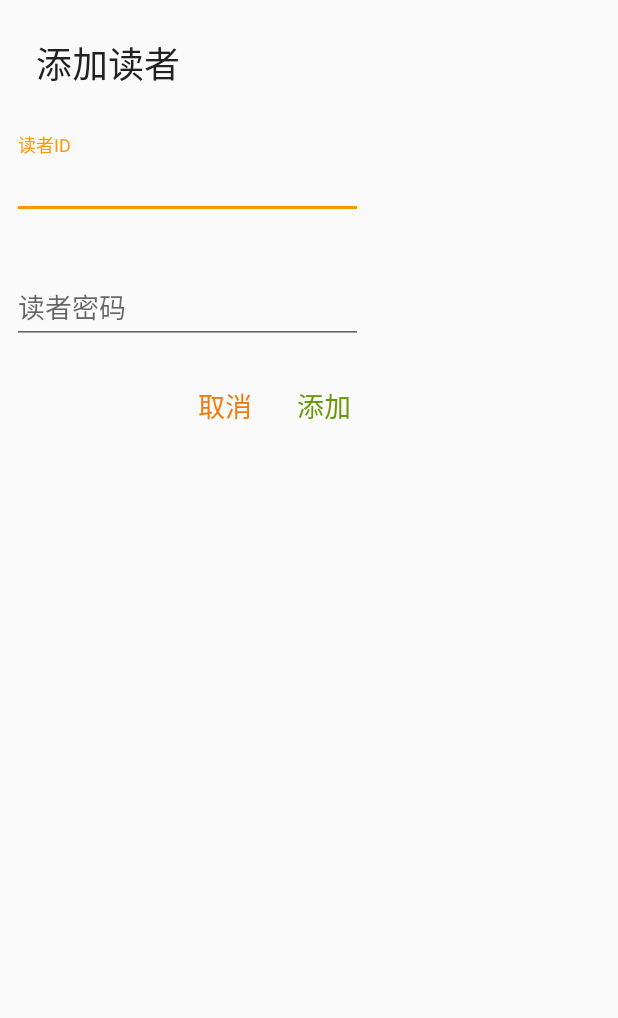
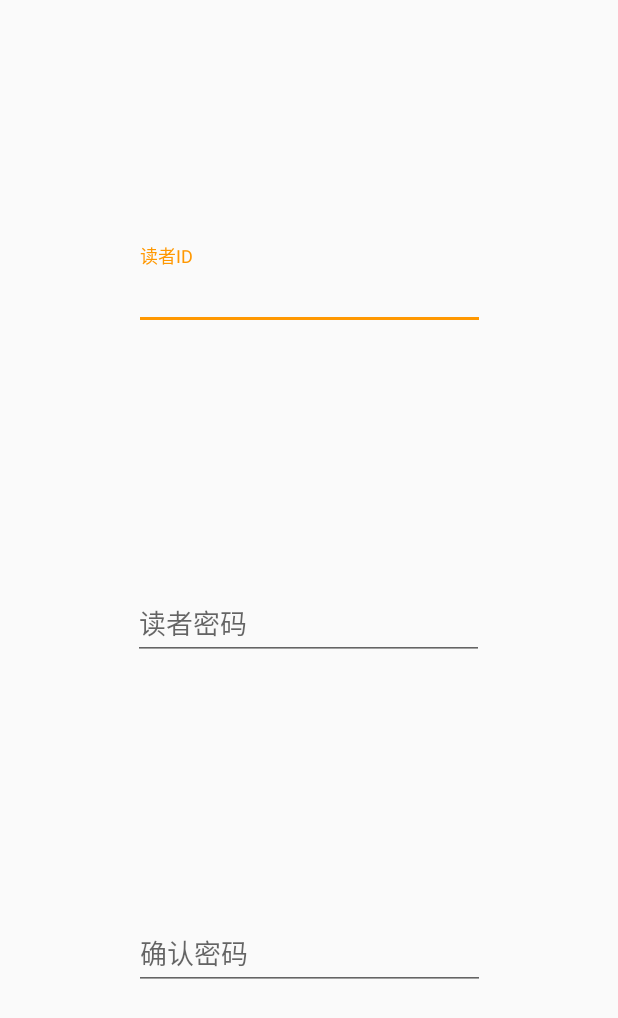
Before and after one commit to Ericwyn/LibraryMS, an Android app: the layout add_reader_dialog.xml on its own in the app's theme, with its tools: preview values and no code run, on a phone screen of 412 x 824 dp. Shown: the top 1018 px of the screen. Run offline under Robolectric (Android 15) with nearby library versions, the phone set to English and light mode, and no system bars.

Commit message:
再上一个修改之中我修改了BookId的数据格式，这次修改则解决了reader数据的增加问题，想来自己当初一定是脑子被门夹了，才会把数据库里readerId和BookId的数据格式设置成Integer...

```diff
--- a/managerApp/src/main/java/com/ericwyn/libraryms/BaseDataManagerFragment.java
+++ b/managerApp/src/main/java/com/ericwyn/libraryms/BaseDataManagerFragment.java
@@ -1,23 +1,29 @@
 package com.ericwyn.libraryms;
 
+import android.content.DialogInterface;
 import android.os.Bundle;
 import android.support.annotation.Nullable;
 import android.support.design.widget.TabLayout;
+import android.support.design.widget.TextInputLayout;
 import android.support.v4.app.Fragment;
 import android.support.v4.app.FragmentManager;
 import android.support.v4.app.FragmentPagerAdapter;
 import android.support.v4.view.ViewPager;
+import android.support.v7.app.AlertDialog;
 import android.view.LayoutInflater;
 import android.view.View;
 import android.view.ViewGroup;
+import android.widget.Toast;
 
 import com.ericwyn.libraryms.ChildFragment.baseDataM.BookManagerFragment;
 import com.ericwyn.libraryms.ChildFragment.baseDataM.ReaderManagerFragment;
 import com.ericwyn.libraryms.ChildFragment.baseDataM.SortManagerFragment;
+import com.ericwyn.libraryms.dbUtil.dbHelper.ReaderDBHelper;
 import com.getbase.floatingactionbutton.FloatingActionButton;
 import com.getbase.floatingactionbutton.FloatingActionsMenu;
 
 import java.util.ArrayList;
+import java.util.HashMap;
 import java.util.List;
 
 /**
@@ -39,7 +45,7 @@ public class BaseDataManagerFragment extends Fragment{
     @Override
     public View onCreateView(LayoutInflater inflater, @Nullable ViewGroup container, @Nullable Bundle savedInstanceState) {
 
-        View view=inflater.inflate(R.layout.fragment_base_data, container, false);
+        final View view=inflater.inflate(R.layout.fragment_base_data, container, false);
         //初始化Tablayout
         tabLayout=(TabLayout)view.findViewById(R.id.tabLayout_baseDataFragment);
         //初始化ViewPager
@@ -58,10 +64,51 @@ public class BaseDataManagerFragment extends Fragment{
         addAReader=(FloatingActionButton)view.findViewById(R.id.fab_newReader_basedataFragment);
         addASort=(FloatingActionButton)view.findViewById(R.id.fab_newSort_basedataFragment);
         addByScanner=(FloatingActionButton)view.findViewById(R.id.fab_sanner_basedataFragent);
-        addABook.setOnClickListener(new View.OnClickListener() {
+        addAReader.setOnClickListener(new View.OnClickListener() {
             @Override
             public void onClick(View v) {
                 floatingActionsMenu.toggle();
+                LayoutInflater inflater=getActivity().getLayoutInflater();
+                View dialog=inflater.inflate(R.layout.add_reader_dialog,(ViewGroup)view.findViewById(R.id.reader_dialog_datebaseManager));
+                final TextInputLayout readerId=(TextInputLayout)dialog.findViewById(R.id.textInputLayout_readerId_addReaderDialog);
+                final TextInputLayout readerPw=(TextInputLayout)dialog.findViewById(R.id.textInputLayout_readerPw_addReaderDialog);
+                final TextInputLayout readerPwEnsure=(TextInputLayout)dialog.findViewById(R.id.textInputLayout_readerPwEnsure_addReaderDialog);
+                final AlertDialog.Builder builder=new AlertDialog.Builder(getActivity());
+                builder.setTitle("新增读者");
+                builder.setPositiveButton("确定", new DialogInterface.OnClickListener() {
+                    @Override
+                    public void onClick(DialogInterface dialog, int which) {
+                        ArrayList<HashMap<String,Object>> maps=new ArrayList<HashMap<String, Object>>();
+                        HashMap<String,Object> map=new HashMap<String, Object>();
+                        String readerIdFlag=readerId.getEditText().getText().toString();
+                        String readerPwFlag=readerPw.getEditText().getText().toString();
+                        String readerPwEnsureFlag=readerPwEnsure.getEditText().getText().toString();
+                        if(readerPwFlag.equals(readerPwEnsureFlag)){
+                            if(!readerIdFlag.equals("") && !readerPwFlag.equals("")){
+                                map.put("readerId",Integer.parseInt(readerIdFlag));
+                                map.put("readerPw",readerPwFlag);
+                                maps.add(map);
+                                if(ReaderDBHelper.addReaders(getActivity(),maps)!=-1){
+                                    Toast.makeText(getActivity(),"新增读者"+readerIdFlag+"数据成功",Toast.LENGTH_SHORT).show();
+                                }else {
+                                    Toast.makeText(getActivity(),"新增读者数据失败，请检查",Toast.LENGTH_SHORT).show();
+                                }
+                            }else {
+                                Toast.makeText(getActivity(),"请填写读者Id与对应密码",Toast.LENGTH_LONG).show();
+                            }
+                        }else {
+                            Toast.makeText(getActivity(),"新增读者数据失败，输入密码不一致",Toast.LENGTH_LONG).show();
+                        }
+                    }
+                });
+                builder.setNegativeButton("取消", new DialogInterface.OnClickListener() {
+                    @Override
+                    public void onClick(DialogInterface dialog, int which) {
+
+                    }
+                });
+                builder.setView(dialog);
+                builder.show();
 
             }
         });
--- a/managerApp/src/main/java/com/ericwyn/libraryms/dbUtil/dbHelper/ReaderDBHelper.java
+++ b/managerApp/src/main/java/com/ericwyn/libraryms/dbUtil/dbHelper/ReaderDBHelper.java
@@ -25,6 +25,7 @@ public class ReaderDBHelper{
      * @return  返回状态代码
      */
     public static int addReaders(Context context,ArrayList<HashMap<String,Object>> maps){
+        try {
             DbHelper dbHelper=new DbHelper(context,DbHelper.DB_NAME,null,1);
             SQLiteDatabase db=dbHelper.getWritableDatabase();
             for(HashMap<String ,Object> map:maps){
@@ -35,6 +36,10 @@ public class ReaderDBHelper{
                 values.put("readerPw",readerPw);
                 db.insert(TABLE_NAME,null,values);
                 values.clear();
+            }
+        }catch (Exception e){
+            e.printStackTrace();
+            return -1;
         }
         return 0;
     }
--- a/managerApp/src/main/res/layout/add_reader_dialog.xml
+++ b/managerApp/src/main/res/layout/add_reader_dialog.xml
@@ -2,88 +2,67 @@
 <android.support.constraint.ConstraintLayout xmlns:android="http://schemas.android.com/apk/res/android"
                                              xmlns:app="http://schemas.android.com/apk/res-auto"
                                              xmlns:tools="http://schemas.android.com/tools"
-                                             android:layout_width="250dp"
-                                             android:layout_height="300dp"
-                                             android:orientation="vertical">
+                                             android:layout_width="match_parent"
+                                             android:layout_height="match_parent"
+                                             android:orientation="vertical"
+    android:id="@+id/reader_dialog_datebaseManager">
 
-    <TextView
-        android:id="@+id/add_btn_addreaderdialog"
-        android:layout_width="wrap_content"
-        android:layout_height="wrap_content"
-        android:layout_marginBottom="16dp"
-        android:layout_marginLeft="16dp"
-        android:layout_marginRight="16dp"
-        android:layout_marginTop="16dp"
-        android:text="TextView"
-        android:textColor="@android:color/holo_green_dark"
-        android:textSize="18sp"
-        app:layout_constraintBottom_toBottomOf="parent"
-        app:layout_constraintHorizontal_bias="1.0"
-        app:layout_constraintLeft_toLeftOf="parent"
-        app:layout_constraintRight_toRightOf="parent"
-        app:layout_constraintTop_toTopOf="parent"
-        app:layout_constraintVertical_bias="1.0"
-        tools:text="添加"
-        android:layout_marginStart="16dp"
-        android:layout_marginEnd="16dp"/>
+    <!--<TextView-->
+        <!--android:id="@+id/add_btn_addreaderdialog"-->
+        <!--android:layout_width="wrap_content"-->
+        <!--android:layout_height="wrap_content"-->
+        <!--android:layout_marginBottom="16dp"-->
+        <!--android:layout_marginEnd="16dp"-->
+        <!--android:layout_marginLeft="16dp"-->
+        <!--android:layout_marginRight="16dp"-->
+        <!--android:layout_marginStart="16dp"-->
+        <!--android:layout_marginTop="16dp"-->
+        <!--android:text="TextView"-->
+        <!--android:textColor="@android:color/holo_green_dark"-->
+        <!--android:textSize="18sp"-->
+        <!--app:layout_constraintBottom_toBottomOf="parent"-->
+        <!--app:layout_constraintHorizontal_bias="1.0"-->
+        <!--app:layout_constraintLeft_toLeftOf="parent"-->
+        <!--app:layout_constraintRight_toRightOf="parent"-->
+        <!--app:layout_constraintTop_toTopOf="parent"-->
+        <!--app:layout_constraintVertical_bias="1.0"-->
+        <!--tools:text="添加"/>-->
 
-    <TextView
-        android:id="@+id/textView5"
-        android:layout_width="wrap_content"
-        android:layout_height="wrap_content"
-        android:layout_marginBottom="16dp"
-        android:layout_marginLeft="16dp"
-        android:layout_marginRight="30dp"
-        android:layout_marginTop="16dp"
-        android:text="TextView"
-        android:textColor="?android:attr/colorMultiSelectHighlight"
-        android:textSize="18sp"
-        app:layout_constraintBottom_toBottomOf="parent"
-        app:layout_constraintHorizontal_bias="1.0"
-        app:layout_constraintLeft_toLeftOf="parent"
-        app:layout_constraintRight_toLeftOf="@+id/add_btn_addreaderdialog"
-        app:layout_constraintTop_toTopOf="parent"
-        app:layout_constraintVertical_bias="1.0"
-        tools:text="取消"
-        android:layout_marginStart="16dp"
-        android:layout_marginEnd="30dp"/>
-
-    <TextView
-        android:id="@+id/textView6"
-        android:layout_width="wrap_content"
-        android:layout_height="wrap_content"
-        android:layout_marginBottom="24dp"
-        android:layout_marginLeft="24dp"
-        android:layout_marginRight="24dp"
-        android:layout_marginTop="24dp"
-        android:text="TextView"
-        android:textColor="@color/primary_text"
-        android:textSize="24sp"
-        app:layout_constraintBottom_toBottomOf="parent"
-        app:layout_constraintHorizontal_bias="0.0"
-        app:layout_constraintLeft_toLeftOf="parent"
-        app:layout_constraintRight_toRightOf="parent"
-        app:layout_constraintTop_toTopOf="parent"
-        app:layout_constraintVertical_bias="0.0"
-        tools:text="添加读者"
-        android:layout_marginStart="24dp"
-        android:layout_marginEnd="24dp"/>
+    <!--<TextView-->
+        <!--android:id="@+id/textView5"-->
+        <!--android:layout_width="wrap_content"-->
+        <!--android:layout_height="wrap_content"-->
+        <!--android:layout_marginBottom="16dp"-->
+        <!--android:layout_marginEnd="30dp"-->
+        <!--android:layout_marginLeft="16dp"-->
+        <!--android:layout_marginRight="30dp"-->
+        <!--android:layout_marginStart="16dp"-->
+        <!--android:layout_marginTop="16dp"-->
+        <!--android:text="TextView"-->
+        <!--android:textColor="?android:attr/colorMultiSelectHighlight"-->
+        <!--android:textSize="18sp"-->
+        <!--app:layout_constraintBottom_toBottomOf="parent"-->
+        <!--app:layout_constraintHorizontal_bias="1.0"-->
+        <!--app:layout_constraintLeft_toLeftOf="parent"-->
+        <!--app:layout_constraintRight_toLeftOf="@+id/add_btn_addreaderdialog"-->
+        <!--app:layout_constraintTop_toTopOf="parent"-->
+        <!--app:layout_constraintVertical_bias="1.0"-->
+        <!--tools:text="取消"/>-->
 
     <android.support.design.widget.TextInputLayout
+        android:id="@+id/textInputLayout_readerId_addReaderDialog"
         android:layout_width="234dp"
         android:layout_height="wrap_content"
-        android:layout_marginRight="24dp"
-        app:layout_constraintRight_toRightOf="parent"
-        android:layout_marginLeft="24dp"
-        app:layout_constraintLeft_toLeftOf="parent"
+        android:layout_marginEnd="24dp"
         android:layout_marginStart="24dp"
-        android:layout_marginEnd="24dp"
-        android:id="@+id/textInputLayout3"
+        android:layout_marginBottom="8dp"
+        app:layout_constraintBottom_toTopOf="@+id/textInputLayout_readerPw_addReaderDialog"
         app:layout_constraintTop_toTopOf="parent"
         android:layout_marginTop="8dp"
-        app:layout_constraintBottom_toBottomOf="parent"
-        android:layout_marginBottom="8dp"
-        app:layout_constraintVertical_bias="0.36">
+        android:layout_marginLeft="8dp"
+        app:layout_constraintLeft_toLeftOf="parent"
+        android:layout_marginRight="8dp"
+        app:layout_constraintRight_toRightOf="parent">
 
         <EditText
             android:layout_width="match_parent"
@@ -92,21 +71,43 @@
     </android.support.design.widget.TextInputLayout>
 
     <android.support.design.widget.TextInputLayout
+        android:id="@+id/textInputLayout_readerPw_addReaderDialog"
         android:layout_width="234dp"
         android:layout_height="wrap_content"
-        android:id="@+id/textInputLayout"
+        android:layout_marginStart="24dp"
+        android:layout_marginEnd="24dp"
+        android:layout_marginLeft="8dp"
+        app:layout_constraintLeft_toLeftOf="parent"
+        android:layout_marginRight="8dp"
+        app:layout_constraintRight_toRightOf="parent"
+        app:layout_constraintHorizontal_bias="0.496"
+        app:layout_constraintTop_toTopOf="parent"
         android:layout_marginTop="8dp"
-        app:layout_constraintTop_toBottomOf="@+id/textInputLayout3"
-        android:layout_marginLeft="24dp"
-        app:layout_constraintLeft_toLeftOf="parent"
-        android:layout_marginRight="24dp"
-        app:layout_constraintRight_toRightOf="parent"
-        android:layout_marginBottom="8dp"
-        app:layout_constraintBottom_toTopOf="@+id/textView5">
+        app:layout_constraintBottom_toBottomOf="parent"
+        android:layout_marginBottom="8dp">
 
         <EditText
             android:layout_width="match_parent"
             android:layout_height="wrap_content"
             android:hint="读者密码"/>
     </android.support.design.widget.TextInputLayout>
+
+    <android.support.design.widget.TextInputLayout
+        android:layout_width="234dp"
+        android:layout_height="wrap_content"
+        android:layout_marginRight="8dp"
+        app:layout_constraintRight_toRightOf="parent"
+        android:layout_marginLeft="8dp"
+        app:layout_constraintLeft_toLeftOf="parent"
+        app:layout_constraintBottom_toBottomOf="parent"
+        android:layout_marginBottom="8dp"
+        android:id="@+id/textInputLayout_readerPwEnsure_addReaderDialog"
+        android:layout_marginTop="8dp"
+        app:layout_constraintTop_toBottomOf="@+id/textInputLayout_readerPw_addReaderDialog">
+
+        <EditText
+            android:layout_width="match_parent"
+            android:layout_height="wrap_content"
+            android:hint="确认密码"/>
+    </android.support.design.widget.TextInputLayout>
 </android.support.constraint.ConstraintLayout>
```
Lines whose indentation alone changed are shown as unchanged.
